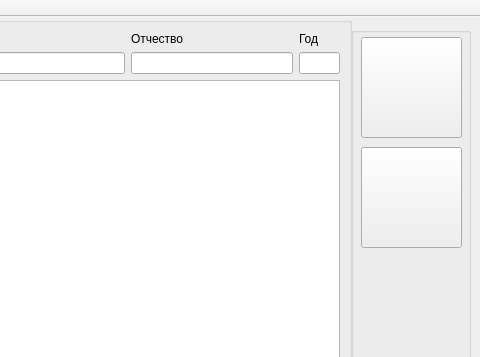
Before: the Qt Designer form mainwindow.ui in orckrn/PatientaDB, drawn with Qt 5; both pictures show x 219 to 699 and y 0 to 357 of the 699 by 643 pixel window.
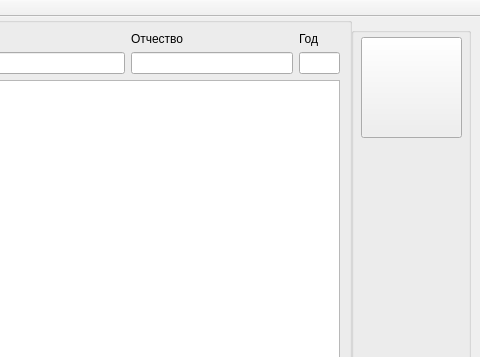
After: the same form once the commit is applied. Icons and pictures are not drawn.

Commit message: search implemented;

What changed in the file:
```diff
--- a/mainwindow.ui
+++ b/mainwindow.ui
@@ -238,22 +238,6 @@
       <string/>
      </property>
     </widget>
-    <widget class="QPushButton" name="searchButton">
-     <property name="geometry">
-      <rect>
-       <x>10</x>
-       <y>120</y>
-       <width>101</width>
-       <height>101</height>
-      </rect>
-     </property>
-     <property name="styleSheet">
-      <string notr="true">background-image: url(:/img/search.png);</string>
-     </property>
-     <property name="text">
-      <string/>
-     </property>
-    </widget>
    </widget>
   </widget>
   <widget class="QMenuBar" name="menuBar">
```
Left out of the diff: 8 changed lines with no effect on the pictures. The commit also changes 2 other files.
